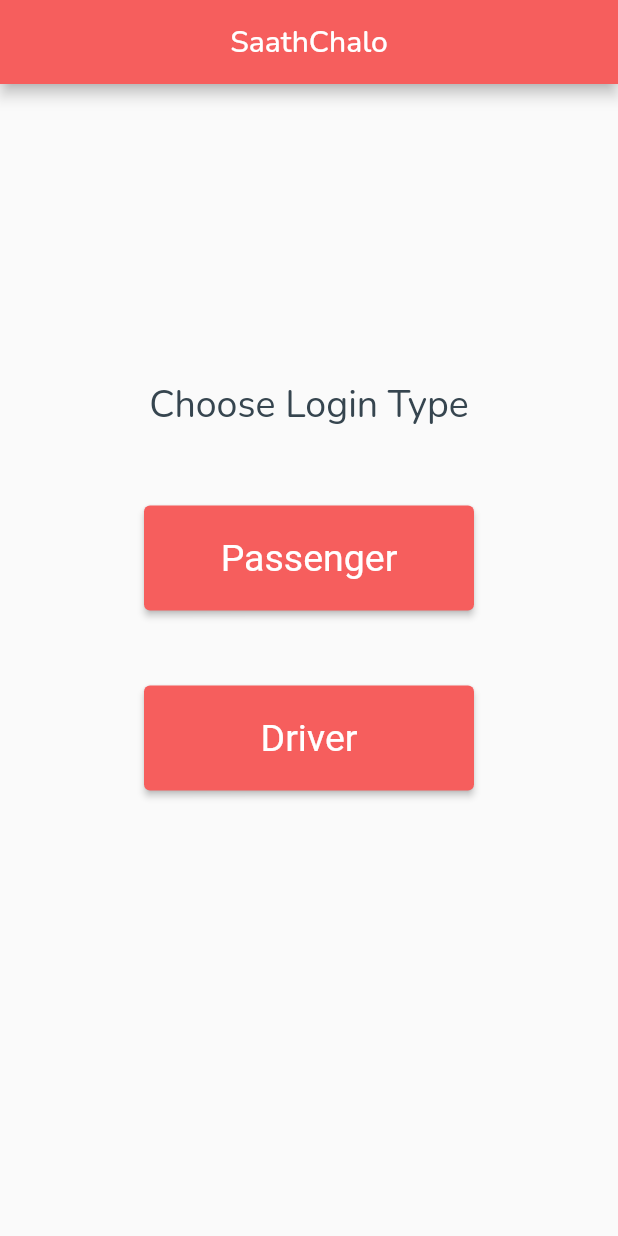
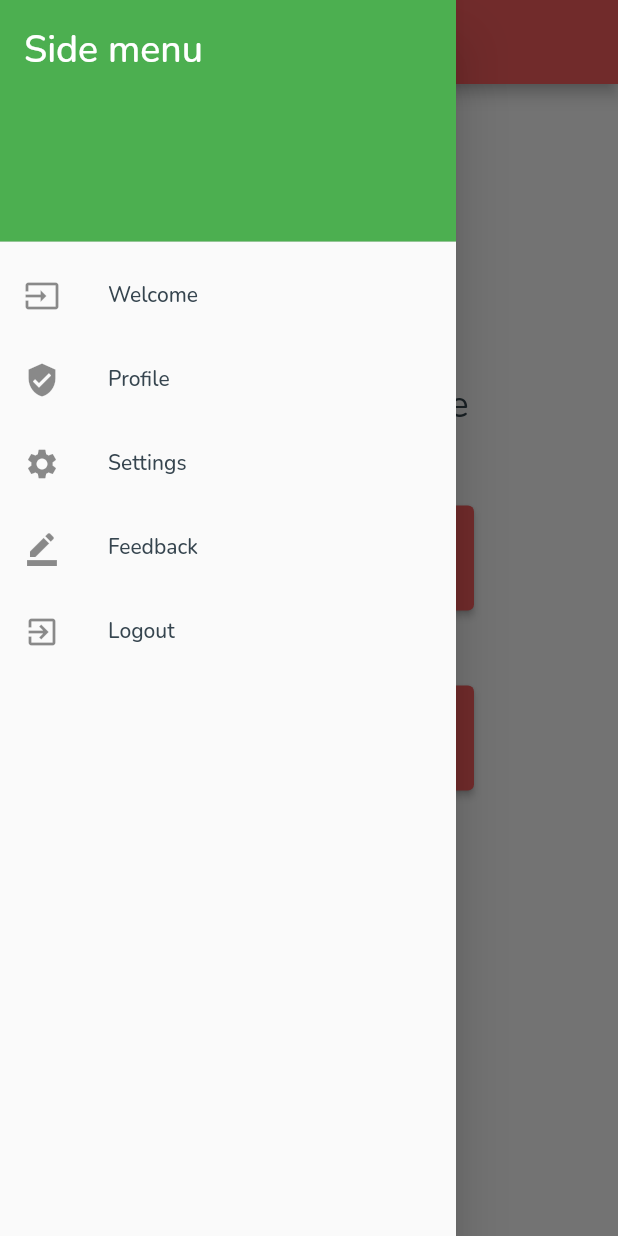
Before and after one commit to SyedAhris/saath-chalo, a Flutter app: the screen it shows after launch, with the side drawer open (before the commit the screen has no drawer), on a phone screen of 412 x 824 dp. Run offline on Flutter 3.47's test engine with Material 2 defaults, Android fonts, the phone set to English and light mode, and no system bars; our stand-ins replace google_fonts; missing offline and left inert: sign_button.

Commit message:
Added incomplete sidebar and refactored homepage

```diff
--- a/lib/globalComponents/side_bar.dart
+++ b/lib/globalComponents/side_bar.dart
@@ -0,0 +1,45 @@
+import 'package:flutter/material.dart';
+
+class SideBar extends StatelessWidget {
+  const SideBar({Key? key}) : super(key: key);
+
+  @override
+  Widget build(BuildContext context) {
+    return Drawer(
+      child: ListView(
+        padding: EdgeInsets.zero,
+        children: const <Widget>[
+          DrawerHeader(
+            decoration: BoxDecoration(
+                color: Colors.green,
+                ),
+            child: Text(
+              'Side menu',
+              style: TextStyle(color: Colors.white, fontSize: 25),
+            ),
+          ),
+          ListTile(
+            leading: Icon(Icons.input),
+            title: Text('Welcome'),
+          ),
+          ListTile(
+            leading: Icon(Icons.verified_user),
+            title: Text('Profile'),
+          ),
+          ListTile(
+            leading: Icon(Icons.settings),
+            title: Text('Settings'),
+          ),
+          ListTile(
+            leading: Icon(Icons.border_color),
+            title: Text('Feedback'),
+          ),
+          ListTile(
+            leading: Icon(Icons.exit_to_app),
+            title: Text('Logout'),
+          ),
+        ],
+      ),
+    );
+  }
+}
--- a/lib/home_page/home_page.dart
+++ b/lib/home_page/home_page.dart
@@ -0,0 +1,70 @@
+import 'package:flutter/material.dart';
+
+import '../driver_pages/LoginPage/login_page_driver.dart';
+import '../globalComponents/side_bar.dart';
+import '../passenger_pages/LoginPage/login_page_passenger.dart';
+
+class HomePage extends StatefulWidget {
+  const HomePage({super.key, required this.title});
+
+  final String title;
+
+  @override
+  State<HomePage> createState() => _HomePageState();
+}
+
+class _HomePageState extends State<HomePage> {
+  @override
+  Widget build(BuildContext context) {
+    return Scaffold(
+        drawer: const SideBar(),
+        appBar: AppBar(
+          centerTitle: true,
+          title: Text(widget.title)
+        ),
+        body: Center(
+          child: Padding(
+            padding: const EdgeInsets.only(top: 0),
+            child: SingleChildScrollView(
+              child: Column(
+                mainAxisAlignment: MainAxisAlignment.center,
+                children: [
+                  const Text("Choose Login Type",
+                      style: TextStyle(fontSize: 25)),
+                  Padding(
+                    padding: const EdgeInsets.only(top: 50),
+                    child: SizedBox(
+                      width: 220,
+                      height: 70,
+                      child: ElevatedButton(
+                          onPressed: () {
+                            Navigator.of(context).push(MaterialPageRoute(
+                                builder: (context) => LoginPagePassenger()));
+                          },
+                          style: ElevatedButton.styleFrom(
+                              textStyle: const TextStyle(fontSize: 25)),
+                          child: const Text("Passenger")),
+                    ),
+                  ),
+                  Padding(
+                    padding: const EdgeInsets.only(top: 50, bottom: 100),
+                    child: SizedBox(
+                      width: 220,
+                      height: 70,
+                      child: ElevatedButton(
+                          onPressed: () {
+                            Navigator.of(context).push(MaterialPageRoute(
+                                builder: (context) => LoginPageDriver()));
+                          },
+                          style: ElevatedButton.styleFrom(
+                              textStyle: const TextStyle(fontSize: 25)),
+                          child: const Text("Driver")),
+                    ),
+                  ),
+                ],
+              ),
+            ),
+          ),
+        ));
+  }
+}
--- a/lib/main.dart
+++ b/lib/main.dart
@@ -1,7 +1,10 @@
 import 'package:flutter/material.dart';
 import 'package:flutterdemo/driver_pages/LoginPage/login_page_driver.dart';
+import 'package:flutterdemo/globalComponents/side_bar.dart';
 import 'package:flutterdemo/passenger_pages/LoginPage/login_page_passenger.dart';
 import 'package:google_fonts/google_fonts.dart';
+
+import 'home_page/home_page.dart';
 
 void main() {
   runApp(const MyApp());
@@ -24,70 +27,7 @@ class MyApp extends StatelessWidget {
           secondary: const Color(0xffFF9494),
         ),
       ),
-      home: const MyHomePage(title: 'SaathChalo'),
+      home: const HomePage(title: 'SaathChalo'),
     );
   }
 }
-
-class MyHomePage extends StatefulWidget {
-  const MyHomePage({super.key, required this.title});
-
-  final String title;
-
-  @override
-  State<MyHomePage> createState() => _MyHomePageState();
-}
-
-class _MyHomePageState extends State<MyHomePage> {
-  @override
-  Widget build(BuildContext context) {
-    return Scaffold(
-        appBar: AppBar(
-          title: Center(child: Text(widget.title)),
-        ),
-        body: Center(
-          child: Padding(
-            padding: const EdgeInsets.only(top: 0),
-            child: SingleChildScrollView(
-              child: Column(
-                mainAxisAlignment: MainAxisAlignment.center,
-                children: [
-                  const Text("Choose Login Type",
-                      style: TextStyle(fontSize: 25)),
-                  Padding(
-                    padding: const EdgeInsets.only(top: 50),
-                    child: SizedBox(
-                      width: 220,
-                      height: 70,
-                      child: ElevatedButton(
-                          onPressed: () {
-                            Navigator.of(context).push(MaterialPageRoute(
-                                builder: (context) => LoginPagePassenger()));
-                          },
-                          style: ElevatedButton.styleFrom(
-                              textStyle: const TextStyle(fontSize: 25)),
-                          child: const Text("Passenger")),
-                    ),
-                  ),
-                  Padding(
-                    padding: const EdgeInsets.only(top: 50, bottom: 100),
-                    child: SizedBox(
-                      width: 220,
-                      height: 70,
-                      child: ElevatedButton(
-                          onPressed: () {
-                            Navigator.of(context).push(MaterialPageRoute(
-                                builder: (context) => LoginPageDriver()));
-                          },
-                          style: ElevatedButton.styleFrom(
-                              textStyle: const TextStyle(fontSize: 25)),
-                          child: const Text("Driver")),
-                    ),
-                  ),
-                ],
-              ),
-            ),
-          ),
-        ));
-  }
-}
```
